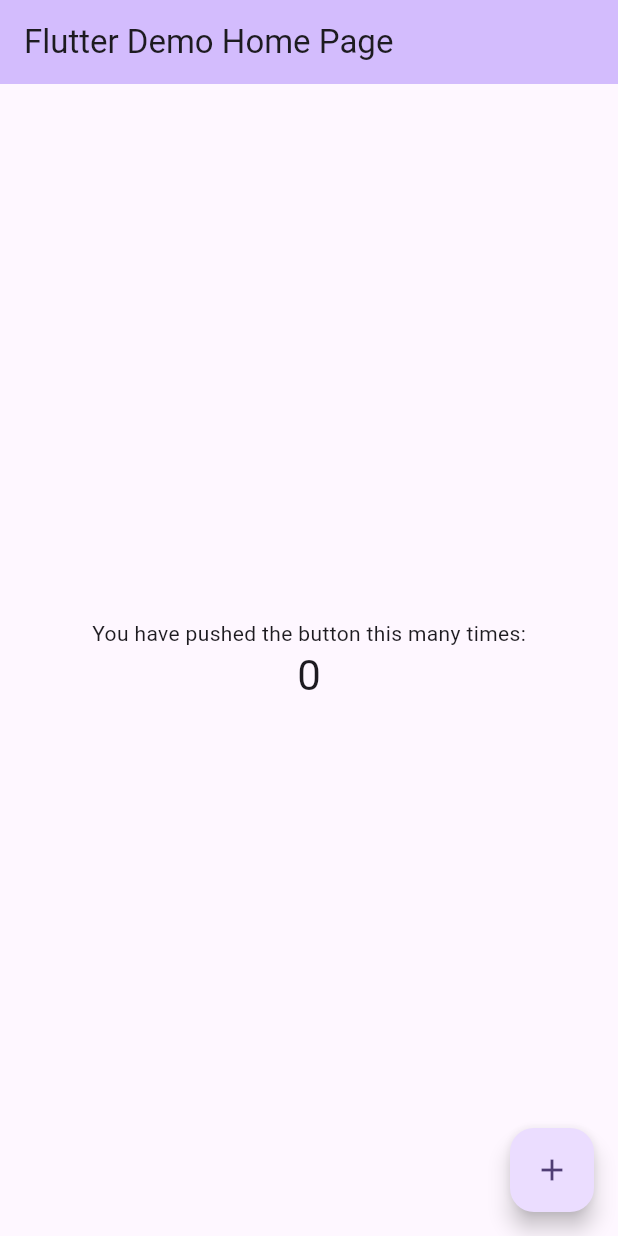
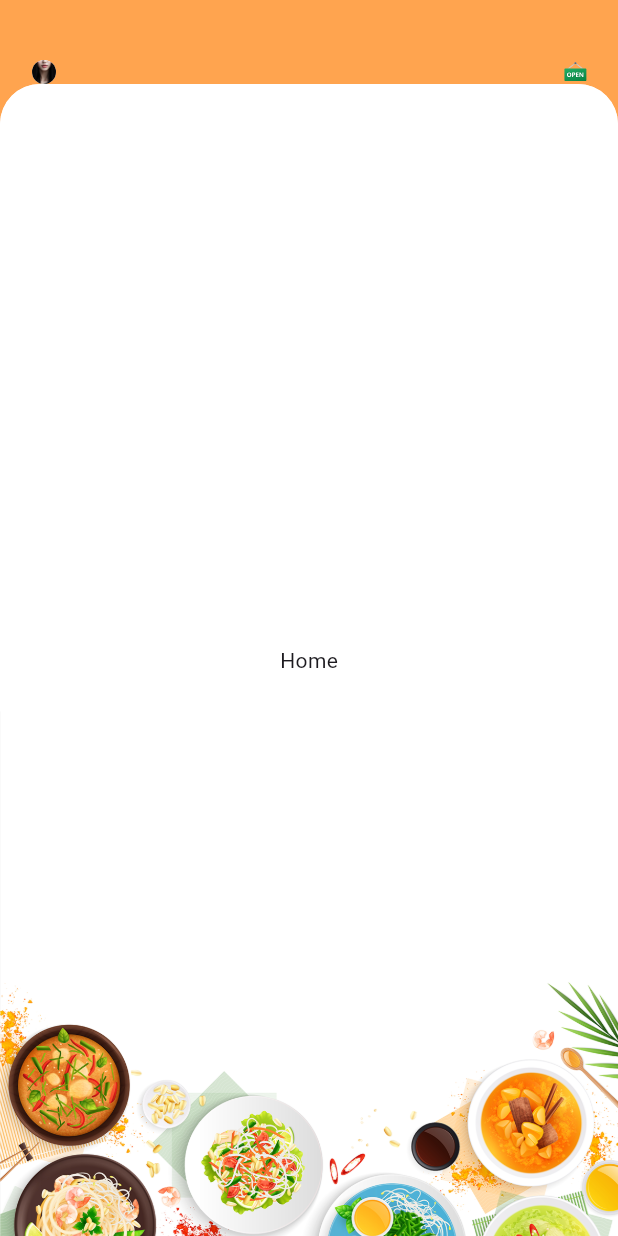
Before and after one commit to qminhminh/Retaurant-Food-App-Flutter, a Flutter app: the screen it shows after launch, on a phone screen of 412 x 824 dp. Run offline on Flutter 3.47's test engine with Material 3 defaults, Android fonts, the phone set to English and light mode, and no system bars; our stand-ins replace firebase_core, flutter_screenutil, flutter_svg, get, get_storage; accounts and stored records are empty; project files that could hold a hidden picture were left out.

Commit message:
2. phan 2.2: project creation

```diff
--- /dev/null
+++ b/lib/common/background_container.dart
@@ -0,0 +1,28 @@
+import 'package:flutter/material.dart';
+import 'package:flutter_screenutil/flutter_screenutil.dart';
+import 'package:restaurantfoodappflutter/constants/constants.dart';
+
+class BackGroundContainer extends StatelessWidget {
+  const BackGroundContainer({super.key, required this.child, this.color});
+
+  final Widget child;
+  final Color? color;
+
+  @override
+  Widget build(BuildContext context) {
+    return Container(
+      width: width,
+      height: hieght,
+      decoration: BoxDecoration(
+          color: color ?? kLightWhite,
+          borderRadius: BorderRadius.only(
+            topLeft: Radius.circular(30.r),
+            topRight: Radius.circular(30.r),
+          ),
+          image: const DecorationImage(
+              image: AssetImage('assets/images/restaurant_bk.png'),
+              fit: BoxFit.cover)),
+      child: child,
+    );
+  }
+}
--- /dev/null
+++ b/lib/common/custom_appbar.dart
@@ -0,0 +1,60 @@
+import 'package:flutter/material.dart';
+import 'package:flutter_screenutil/flutter_screenutil.dart';
+import 'package:flutter_svg/flutter_svg.dart';
+import 'package:restaurantfoodappflutter/constants/constants.dart';
+
+class CustomAppBar extends StatelessWidget {
+  const CustomAppBar({super.key});
+
+  @override
+  Widget build(BuildContext context) {
+    return Container(
+      width: width,
+      height: 100.h,
+      padding: EdgeInsets.fromLTRB(12.w, 45.h, 12.w, 0),
+      color: kSecondary,
+      child: Row(
+        mainAxisAlignment: MainAxisAlignment.spaceBetween,
+        children: [
+          Row(
+            children: [
+              CircleAvatar(
+                radius: 20.r,
+                backgroundColor: Colors.white,
+                backgroundImage: const AssetImage("assets/images/profile.jpg"),
+              ),
+              Padding(
+                padding: const EdgeInsets.all(8.0),
+                child: Column(
+                  mainAxisAlignment: MainAxisAlignment.center,
+                  crossAxisAlignment: CrossAxisAlignment.start,
+                  children: [
+                    Text(
+                      "Kings Foods",
+                      style: TextStyle(
+                          color: Colors.white,
+                          fontSize: 14.sp,
+                          fontWeight: FontWeight.bold),
+                    ),
+                    Text(
+                      "1874 LaFoods Street Union City, NJ 07087",
+                      style: TextStyle(
+                          color: Colors.white,
+                          fontSize: 12.sp,
+                          fontWeight: FontWeight.normal),
+                    ),
+                  ],
+                ),
+              ),
+            ],
+          ),
+          SvgPicture.asset(
+            'assets/icons/open_sign.svg',
+            height: 35.h,
+            width: 35.w,
+          )
+        ],
+      ),
+    );
+  }
+}
--- /dev/null
+++ b/lib/constants/constants.dart
@@ -0,0 +1,24 @@
+import 'dart:ui';
+
+import 'package:flutter/material.dart';
+import 'package:flutter_screenutil/flutter_screenutil.dart';
+
+String googleApiKey = '';
+
+const kPrimary = Color(0xFF30b9b2);
+const kPrimaryLight = Color(0xFF40F3EA);
+const kSecondary = Color(0xffffa44f);
+const kSecondaryLight = Color(0xFFffe5db);
+const kTertiary = Color(0xff0078a6);
+const kGray = Color(0xff83829A);
+const kGrayLight = Color(0xffC1C0C8);
+const kLightWhite = Color(0xffFAFAFC);
+const kWhite = Color(0xfffFFFFF);
+const kDark = Color(0xff000000);
+const kRed = Color(0xffe81e4d);
+const kOffWhite = Color(0xffF3F4F8);
+
+double hieght = 926.h;
+double width = 428.w;
+
+const String appBaseUrl = "";
--- a/lib/main.dart
+++ b/lib/main.dart
@@ -1,125 +1,41 @@
+import 'package:firebase_core/firebase_core.dart';
 import 'package:flutter/material.dart';
+import 'package:flutter_screenutil/flutter_screenutil.dart';
+import 'package:get/get.dart';
+import 'package:get_storage/get_storage.dart';
+import 'package:restaurantfoodappflutter/firebase_options.dart';
+import 'package:restaurantfoodappflutter/views/home/home_page.dart';
 
-void main() {
+Widget defaultHome = const HomePage();
+
+void main() async {
+  WidgetsFlutterBinding.ensureInitialized();
+  await Firebase.initializeApp(options: DefaultFirebaseOptions.currentPlatform);
+
+  await GetStorage.init();
   runApp(const MyApp());
 }
 
 class MyApp extends StatelessWidget {
   const MyApp({super.key});
 
-  // This widget is the root of your application.
   @override
   Widget build(BuildContext context) {
-    return MaterialApp(
+    return ScreenUtilInit(
+        useInheritedMediaQuery: true,
+        designSize: const Size(428, 926),
+        minTextAdapt: true,
+        splitScreenMode: true,
+        builder: (context, child) {
+          return GetMaterialApp(
             title: 'Flutter Demo',
+            debugShowCheckedModeBanner: false,
             theme: ThemeData(
-        // This is the theme of your application.
-        //
-        // TRY THIS: Try running your application with "flutter run". You'll see
-        // the application has a purple toolbar. Then, without quitting the app,
-        // try changing the seedColor in the colorScheme below to Colors.green
-        // and then invoke "hot reload" (save your changes or press the "hot
-        // reload" button in a Flutter-supported IDE, or press "r" if you used
-        // the command line to start the app).
-        //
-        // Notice that the counter didn't reset back to zero; the application
-        // state is not lost during the reload. To reset the state, use hot
-        // restart instead.
-        //
-        // This works for code too, not just values: Most code changes can be
-        // tested with just a hot reload.
               colorScheme: ColorScheme.fromSeed(seedColor: Colors.deepPurple),
               useMaterial3: true,
             ),
-      home: const MyHomePage(title: 'Flutter Demo Home Page'),
+            home: defaultHome,
           );
+        });
   }
 }
-
-class MyHomePage extends StatefulWidget {
-  const MyHomePage({super.key, required this.title});
-
-  // This widget is the home page of your application. It is stateful, meaning
-  // that it has a State object (defined below) that contains fields that affect
-  // how it looks.
-
-  // This class is the configuration for the state. It holds the values (in this
-  // case the title) provided by the parent (in this case the App widget) and
-  // used by the build method of the State. Fields in a Widget subclass are
-  // always marked "final".
-
-  final String title;
-
-  @override
-  State<MyHomePage> createState() => _MyHomePageState();
-}
-
-class _MyHomePageState extends State<MyHomePage> {
-  int _counter = 0;
-
-  void _incrementCounter() {
-    setState(() {
-      // This call to setState tells the Flutter framework that something has
-      // changed in this State, which causes it to rerun the build method below
-      // so that the display can reflect the updated values. If we changed
-      // _counter without calling setState(), then the build method would not be
-      // called again, and so nothing would appear to happen.
-      _counter++;
-    });
-  }
-
-  @override
-  Widget build(BuildContext context) {
-    // This method is rerun every time setState is called, for instance as done
-    // by the _incrementCounter method above.
-    //
-    // The Flutter framework has been optimized to make rerunning build methods
-    // fast, so that you can just rebuild anything that needs updating rather
-    // than having to individually change instances of widgets.
-    return Scaffold(
-      appBar: AppBar(
-        // TRY THIS: Try changing the color here to a specific color (to
-        // Colors.amber, perhaps?) and trigger a hot reload to see the AppBar
-        // change color while the other colors stay the same.
-        backgroundColor: Theme.of(context).colorScheme.inversePrimary,
-        // Here we take the value from the MyHomePage object that was created by
-        // the App.build method, and use it to set our appbar title.
-        title: Text(widget.title),
-      ),
-      body: Center(
-        // Center is a layout widget. It takes a single child and positions it
-        // in the middle of the parent.
-        child: Column(
-          // Column is also a layout widget. It takes a list of children and
-          // arranges them vertically. By default, it sizes itself to fit its
-          // children horizontally, and tries to be as tall as its parent.
-          //
-          // Column has various properties to control how it sizes itself and
-          // how it positions its children. Here we use mainAxisAlignment to
-          // center the children vertically; the main axis here is the vertical
-          // axis because Columns are vertical (the cross axis would be
-          // horizontal).
-          //
-          // TRY THIS: Invoke "debug painting" (choose the "Toggle Debug Paint"
-          // action in the IDE, or press "p" in the console), to see the
-          // wireframe for each widget.
-          mainAxisAlignment: MainAxisAlignment.center,
-          children: <Widget>[
-            const Text(
-              'You have pushed the button this many times:',
-            ),
-            Text(
-              '$_counter',
-              style: Theme.of(context).textTheme.headlineMedium,
-            ),
-          ],
-        ),
-      ),
-      floatingActionButton: FloatingActionButton(
-        onPressed: _incrementCounter,
-        tooltip: 'Increment',
-        child: const Icon(Icons.add),
-      ), // This trailing comma makes auto-formatting nicer for build methods.
-    );
-  }
-}
--- /dev/null
+++ b/lib/views/home/home_page.dart
@@ -0,0 +1,30 @@
+import 'package:flutter/material.dart';
+import 'package:restaurantfoodappflutter/common/background_container.dart';
+import 'package:restaurantfoodappflutter/common/custom_appbar.dart';
+import 'package:restaurantfoodappflutter/constants/constants.dart';
+
+class HomePage extends StatefulWidget {
+  const HomePage({super.key});
+
+  @override
+  State<HomePage> createState() => _HomePageState();
+}
+
+class _HomePageState extends State<HomePage> {
+  @override
+  Widget build(BuildContext context) {
+    return Scaffold(
+      backgroundColor: kSecondary,
+      appBar: AppBar(
+        elevation: 0,
+        backgroundColor: kSecondary,
+        flexibleSpace: const CustomAppBar(),
+      ),
+      body: const BackGroundContainer(
+        child: Center(
+          child: Text("Home"),
+        ),
+      ),
+    );
+  }
+}
```
Also changed, not shown: lib/constants/uidata.dart (added, +391 -0 lines), lib/firebase_options.dart (added), 9 other files. Lines whose indentation alone changed are shown as unchanged.
